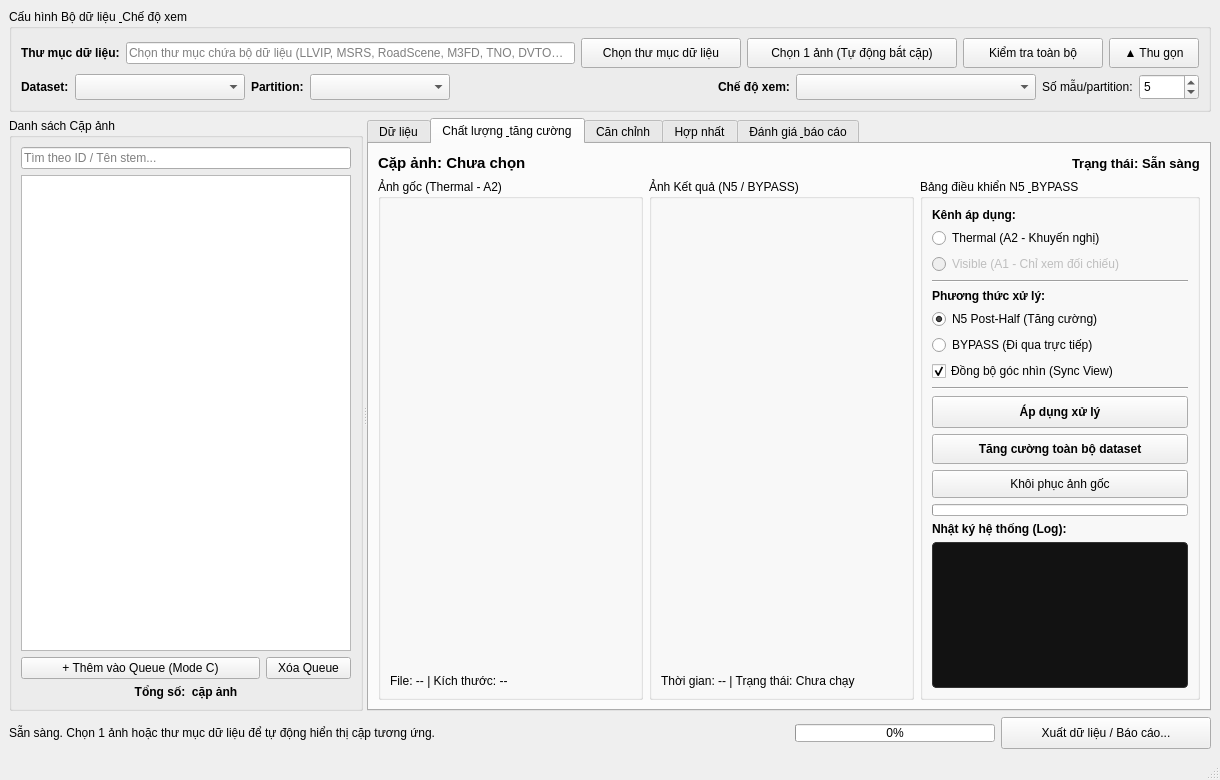
Qt form mainwindow.ui (CinnaPea/2026-fusion-research) before a commit.
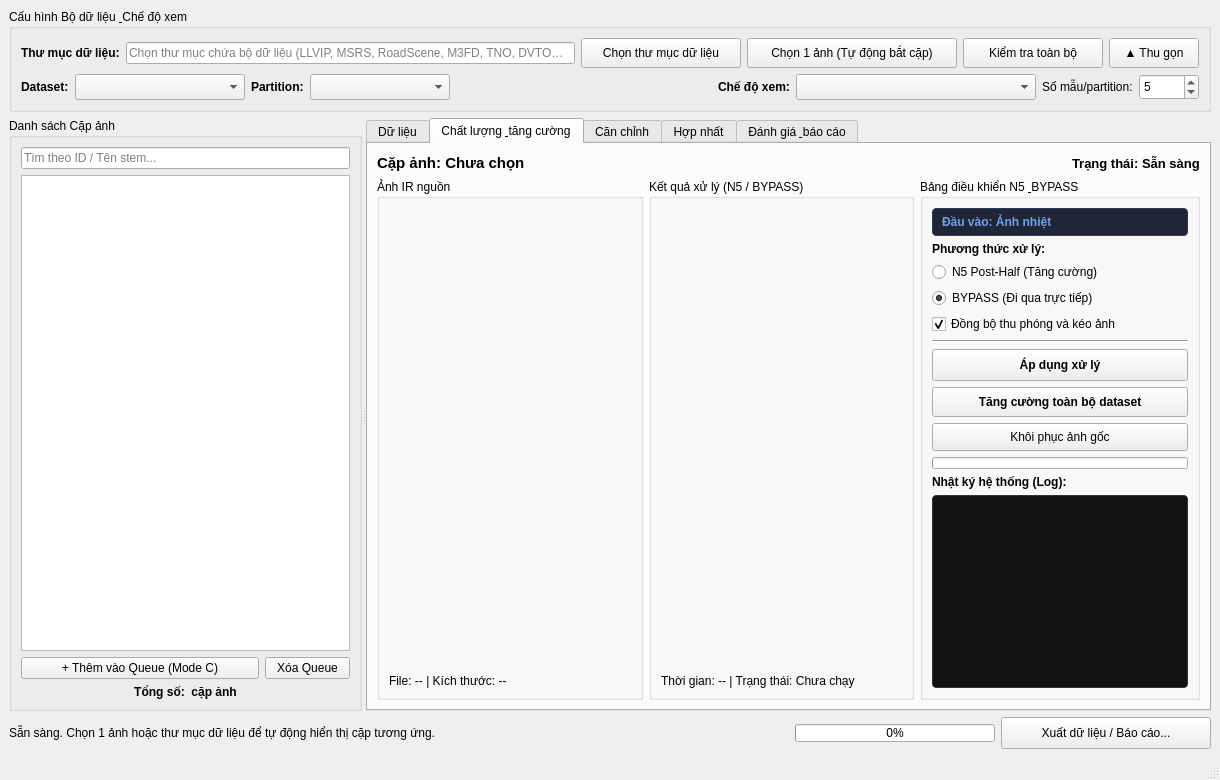
The same form after that commit. The open tabs and pages were chosen to show the change. Custom widgets are drawn as their Qt base class.

Patch:
```diff
--- a/mainwindow.ui
+++ b/mainwindow.ui
@@ -534,7 +534,7 @@
               <item>
                <widget class="QGroupBox" name="grpN5Original">
                 <property name="title">
-                 <string>Ảnh gốc (Thermal - A2)</string>
+                 <string>Ảnh IR nguồn</string>
                 </property>
                 <layout class="QVBoxLayout" name="n5OrigLayout">
                  <item>
@@ -569,7 +569,7 @@
               <item>
                <widget class="QGroupBox" name="grpN5Enhanced">
                 <property name="title">
-                 <string>Ảnh Kết quả (N5 / BYPASS)</string>
+                 <string>Kết quả xử lý (N5 / BYPASS)</string>
                 </property>
                 <layout class="QVBoxLayout" name="n5EnhLayout">
                  <item>
@@ -622,38 +622,14 @@
                    <bold>true</bold>
                   </font>
                  </property>
-                 <property name="text">
-                  <string>Kênh áp dụng:</string>
+                 <property name="styleSheet">
+                  <string notr="true">background-color: #1e2638; color: #72a1ed; padding: 6px; border-radius: 4px; border: 1px solid #2d3b58;</string>
                  </property>
-                </widget>
-               </item>
-               <item>
-                <widget class="QRadioButton" name="radN5Thermal">
                  <property name="text">
-                  <string>Thermal (A2 - Khuyến nghị)</string>
-                 </property>
-                 <property name="checked">
-                  <bool>true</bool>
-                 </property>
-                </widget>
-               </item>
-               <item>
-                <widget class="QRadioButton" name="radN5Visible">
-                 <property name="enabled">
-                  <bool>false</bool>
+                  <string>Đầu vào: Ảnh nhiệt</string>
                  </property>
                  <property name="toolTip">
-                  <string>Thuật toán N5 chỉ áp dụng cho ảnh nhiệt (Thermal/IR). Kênh Visible chỉ dùng để xem đối chiếu.</string>
-                 </property>
-                 <property name="text">
-                  <string>Visible (A1 - Chỉ xem đối chiếu)</string>
-                 </property>
-                </widget>
-               </item>
-               <item>
-                <widget class="Line" name="lineN5Separator">
-                 <property name="orientation">
-                  <enum>Qt::Orientation::Horizontal</enum>
+                  <string>Xử lý áp dụng độc quyền cho kênh ảnh nhiệt (Thermal/IR). Ảnh màu (Visible) dùng để đối chiếu trong pipeline hợp nhất.</string>
                  </property>
                 </widget>
                </item>
@@ -674,9 +650,6 @@
                  <property name="text">
                   <string>N5 Post-Half (Tăng cường)</string>
                  </property>
-                 <property name="checked">
-                  <bool>true</bool>
-                 </property>
                 </widget>
                </item>
                <item>
@@ -684,12 +657,18 @@
                  <property name="text">
                   <string>BYPASS (Đi qua trực tiếp)</string>
                  </property>
+                 <property name="checked">
+                  <bool>true</bool>
+                 </property>
                 </widget>
                </item>
                <item>
                 <widget class="QCheckBox" name="chkSyncView">
                  <property name="text">
-                  <string>Đồng bộ góc nhìn (Sync View)</string>
+                  <string>Đồng bộ thu phóng và kéo ảnh</string>
+                 </property>
+                 <property name="toolTip">
+                  <string>Tự động đồng bộ tỉ lệ thu phóng (zoom) và vị trí kéo (pan) giữa ảnh trước và sau khi xem chi tiết.</string>
                  </property>
                  <property name="checked">
                   <bool>true</bool>
```
Left out of the diff: 2 changed lines with no effect on the pictures.
